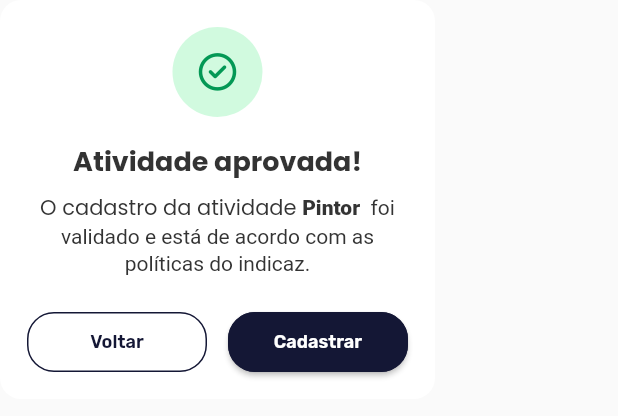
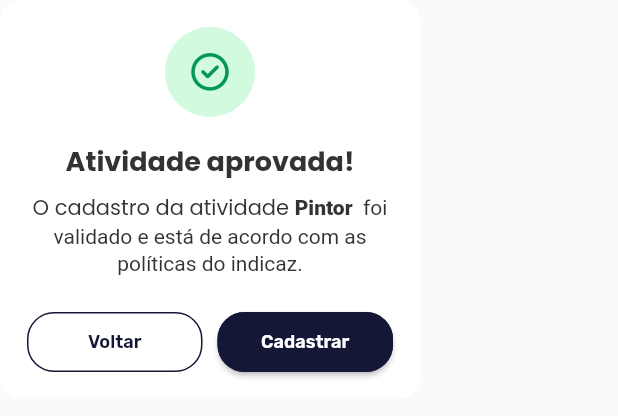
Before and after one commit to Aicrus/indicaz-profissionais, a Flutter app: the AtividadeAprovadaWidget widget shown alone on an empty page, opened directly, on a phone screen of 412 x 824 dp. Shown: the top 416 px of the screen. Run offline on Flutter 3.47's test engine with Material 3 defaults, Android fonts, the light colour scheme and no system bars; drawn by our look-alikes of auto_size_text; our stand-ins replace cached_network_image, dropdown_button2, easy_debounce, equatable, expandable, file_picker and 20 more; missing offline and left inert: aligned_dialog, flutter_google_places, google_api_headers, google_maps_webservice, json_path, mime_type and 1 more; accounts and stored records are empty; network calls fail.

Commit message:
Melhorias na UI

```diff
--- a/lib/componentes/atividade_aprovada/atividade_aprovada_widget.dart
+++ b/lib/componentes/atividade_aprovada/atividade_aprovada_widget.dart
@@ -67,7 +67,7 @@ class _AtividadeAprovadaWidgetState extends State<AtividadeAprovadaWidget> {
   @override
   Widget build(BuildContext context) {
     return Container(
-      width: 290.0,
+      width: 280.0,
       height: 266.0,
       decoration: BoxDecoration(
         color: FlutterFlowTheme.of(context).info,
@@ -175,7 +175,8 @@ class _AtividadeAprovadaWidgetState extends State<AtividadeAprovadaWidget> {
               mainAxisSize: MainAxisSize.max,
               mainAxisAlignment: MainAxisAlignment.spaceBetween,
               children: [
-                FFButtonWidget(
+                Expanded(
+                  child: FFButtonWidget(
                     onPressed: () async {
                       context.safePop();
                     },
@@ -188,7 +189,8 @@ class _AtividadeAprovadaWidgetState extends State<AtividadeAprovadaWidget> {
                       iconPadding:
                           EdgeInsetsDirectional.fromSTEB(0.0, 0.0, 0.0, 0.0),
                       color: FlutterFlowTheme.of(context).info,
-                    textStyle: FlutterFlowTheme.of(context).titleSmall.override(
+                      textStyle:
+                          FlutterFlowTheme.of(context).titleSmall.override(
                                 font: GoogleFonts.rubik(
                                   fontWeight: FlutterFlowTheme.of(context)
                                       .titleSmall
@@ -197,15 +199,16 @@ class _AtividadeAprovadaWidgetState extends State<AtividadeAprovadaWidget> {
                                       .titleSmall
                                       .fontStyle,
                                 ),
-                          color:
-                              FlutterFlowTheme.of(context).secondaryBackground,
+                                color: FlutterFlowTheme.of(context)
+                                    .secondaryBackground,
                                 fontSize: 8.0,
                                 letterSpacing: 0.0,
                                 fontWeight: FlutterFlowTheme.of(context)
                                     .titleSmall
                                     .fontWeight,
-                          fontStyle:
-                              FlutterFlowTheme.of(context).titleSmall.fontStyle,
+                                fontStyle: FlutterFlowTheme.of(context)
+                                    .titleSmall
+                                    .fontStyle,
                               ),
                       elevation: 0.0,
                       borderSide: BorderSide(
@@ -214,9 +217,12 @@ class _AtividadeAprovadaWidgetState extends State<AtividadeAprovadaWidget> {
                       borderRadius: BorderRadius.circular(18.0),
                     ),
                   ),
-                FFButtonWidget(
+                ),
+                Expanded(
+                  child: FFButtonWidget(
                     onPressed: () async {
-                    _model.atividadeCadastrada = await ActivityTable().insert({
+                      _model.atividadeCadastrada =
+                          await ActivityTable().insert({
                         'name': widget.detalhes,
                         'status': true,
                       });
@@ -296,7 +302,8 @@ class _AtividadeAprovadaWidgetState extends State<AtividadeAprovadaWidget> {
                       iconPadding:
                           EdgeInsetsDirectional.fromSTEB(0.0, 0.0, 0.0, 0.0),
                       color: FlutterFlowTheme.of(context).primary,
-                    textStyle: FlutterFlowTheme.of(context).titleSmall.override(
+                      textStyle:
+                          FlutterFlowTheme.of(context).titleSmall.override(
                                 font: GoogleFonts.rubik(
                                   fontWeight: FlutterFlowTheme.of(context)
                                       .titleSmall
@@ -311,8 +318,9 @@ class _AtividadeAprovadaWidgetState extends State<AtividadeAprovadaWidget> {
                                 fontWeight: FlutterFlowTheme.of(context)
                                     .titleSmall
                                     .fontWeight,
-                          fontStyle:
-                              FlutterFlowTheme.of(context).titleSmall.fontStyle,
+                                fontStyle: FlutterFlowTheme.of(context)
+                                    .titleSmall
+                                    .fontStyle,
                               ),
                       elevation: 1.5,
                       borderSide: BorderSide(
@@ -321,7 +329,8 @@ class _AtividadeAprovadaWidgetState extends State<AtividadeAprovadaWidget> {
                       borderRadius: BorderRadius.circular(18.0),
                     ),
                   ),
-              ],
+                ),
+              ].divide(SizedBox(width: 10.0)),
             ),
           ],
         ),
--- a/lib/componentes/endereco/endereco_widget.dart
+++ b/lib/componentes/endereco/endereco_widget.dart
@@ -46,7 +46,6 @@ class _EnderecoWidgetState extends State<EnderecoWidget> {
         children: [
           Container(
             width: 385.0,
-            height: 500.0,
             decoration: BoxDecoration(
               color: FlutterFlowTheme.of(context).info,
               borderRadius: BorderRadius.circular(10.0),
```
Lines whose indentation alone changed are shown as unchanged.
